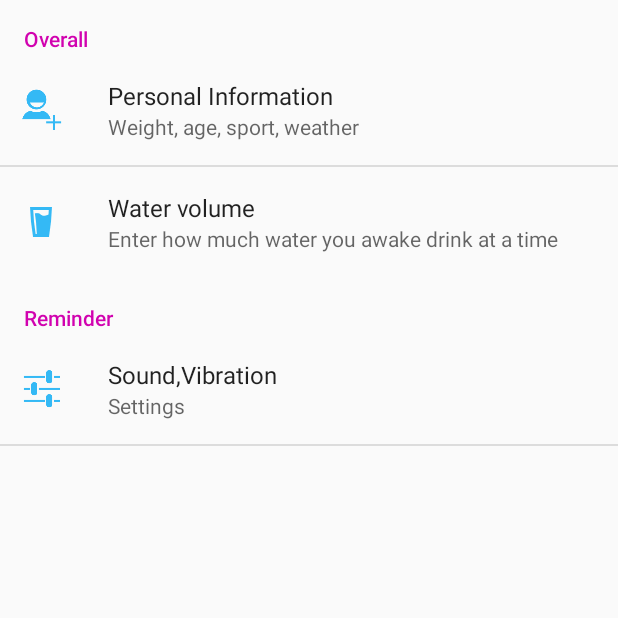
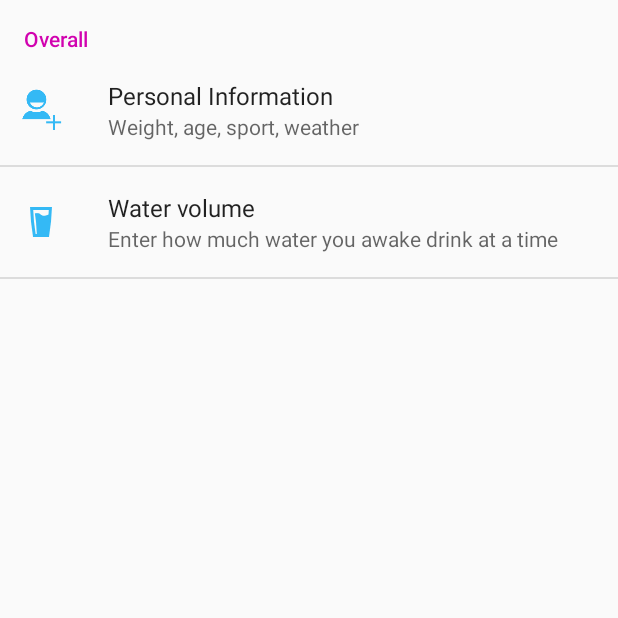
Before and after one commit to zonell/Aqua-Balans, an Android app: the SettingsActivity screen opened directly, with no data from a screen before it, on a phone screen of 412 x 824 dp, the top half of it. Run offline under Robolectric (Android 15) with nearby library versions, the phone set to English and light mode, and no system bars.

```diff
--- a/app/src/main/res/menu/activity_main_drawer.xml
+++ b/app/src/main/res/menu/activity_main_drawer.xml
@@ -7,14 +7,14 @@
             android:icon="@drawable/ic_progress"
             android:title="@string/progress"
             android:checked="true"/>
-        <item
-            android:id="@+id/nav_statistics"
-            android:icon="@drawable/ic_statistics"
-            android:title="@string/statistics" />
-        <item
-            android:id="@+id/nav_notification"
-            android:icon="@drawable/ic_notification"
-            android:title="@string/notification" />
+        <!--<item-->
+            <!--android:id="@+id/nav_statistics"-->
+            <!--android:icon="@drawable/ic_statistics"-->
+            <!--android:title="@string/statistics" />-->
+        <!--<item-->
+            <!--android:id="@+id/nav_notification"-->
+            <!--android:icon="@drawable/ic_notification"-->
+            <!--android:title="@string/notification" />-->
     </group>
 
     <item android:title="@string/system">
--- a/app/src/main/res/xml/settings.xml
+++ b/app/src/main/res/xml/settings.xml
@@ -73,55 +73,55 @@
 
     </PreferenceCategory>
 
-    <PreferenceCategory android:title="@string/notification">
+    <!--<PreferenceCategory android:title="@string/notification">-->
 
-        <PreferenceScreen
-            android:icon="@drawable/ic_volume"
-            android:summary="@string/Settings"
-            android:title="@string/sound_vibrate">
+        <!--<PreferenceScreen-->
+            <!--android:icon="@drawable/ic_volume"-->
+            <!--android:summary="@string/Settings"-->
+            <!--android:title="@string/sound_vibrate">-->
 
-            <PreferenceCategory android:title="@string/notification_settings">
+            <!--<PreferenceCategory android:title="@string/notification_settings">-->
 
-                <CheckBoxPreference
-                    android:icon="@drawable/ic_bell"
-                    android:key="menu_sound"
-                    android:summaryOff="@string/off_sound"
-                    android:summaryOn="@string/enable_sound"
-                    android:title="@string/sound" />
+                <!--<CheckBoxPreference-->
+                    <!--android:icon="@drawable/ic_bell"-->
+                    <!--android:key="menu_sound"-->
+                    <!--android:summaryOff="@string/off_sound"-->
+                    <!--android:summaryOn="@string/enable_sound"-->
+                    <!--android:title="@string/sound" />-->
 
-                <CheckBoxPreference
-                    android:icon="@drawable/ic_vibrate"
-                    android:key="menu_vibrate"
-                    android:summaryOff="@string/off_vibration"
-                    android:summaryOn="@string/enable_vibration"
-                    android:title="@string/vibration" />
+                <!--<CheckBoxPreference-->
+                    <!--android:icon="@drawable/ic_vibrate"-->
+                    <!--android:key="menu_vibrate"-->
+                    <!--android:summaryOff="@string/off_vibration"-->
+                    <!--android:summaryOn="@string/enable_vibration"-->
+                    <!--android:title="@string/vibration" />-->
 
-                <ListPreference
-                    android:entries="@array/listArrayNotification"
-                    android:entryValues="@array/listValuesNotification"
-                    android:icon="@drawable/ic_alarm_push"
-                    android:key="menu_notification"
-                    android:summary="@string/selected_time"
-                    android:title="@string/time_reminders" />
+                <!--<ListPreference-->
+                    <!--android:entries="@array/listArrayNotification"-->
+                    <!--android:entryValues="@array/listValuesNotification"-->
+                    <!--android:icon="@drawable/ic_alarm_push"-->
+                    <!--android:key="menu_notification"-->
+                    <!--android:summary="@string/selected_time"-->
+                    <!--android:title="@string/time_reminders" />-->
 
-                <EditTextPreference
-                    android:icon="@drawable/ic_alarm_check"
-                    android:inputType="number"
-                    android:key="menu_wake_up"
-                    android:summary="@string/wake_up_time"
-                    android:title="@string/awakening" />
+                <!--<EditTextPreference-->
+                    <!--android:icon="@drawable/ic_alarm_check"-->
+                    <!--android:inputType="number"-->
+                    <!--android:key="menu_wake_up"-->
+                    <!--android:summary="@string/wake_up_time"-->
+                    <!--android:title="@string/awakening" />-->
 
-                <EditTextPreference
-                    android:icon="@drawable/ic_alarm_off"
-                    android:inputType="number"
-                    android:key="menu_sleep"
-                    android:summary="@string/time_to_sleep"
-                    android:title="@string/sleep" />
+                <!--<EditTextPreference-->
+                    <!--android:icon="@drawable/ic_alarm_off"-->
+                    <!--android:inputType="number"-->
+                    <!--android:key="menu_sleep"-->
+                    <!--android:summary="@string/time_to_sleep"-->
+                    <!--android:title="@string/sleep" />-->
 
-            </PreferenceCategory>
+            <!--</PreferenceCategory>-->
 
-        </PreferenceScreen>
+        <!--</PreferenceScreen>-->
 
-    </PreferenceCategory>
+    <!--</PreferenceCategory>-->
 
 </PreferenceScreen>
```
